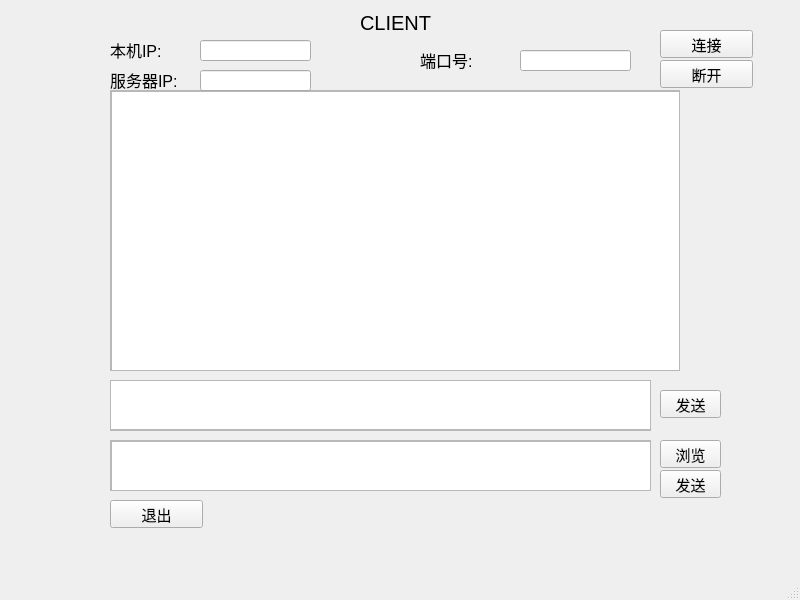
Before: the Qt Designer form socket/winsock/client.ui in tong1heng/Dual-Computer-Communication, drawn with Qt 5.
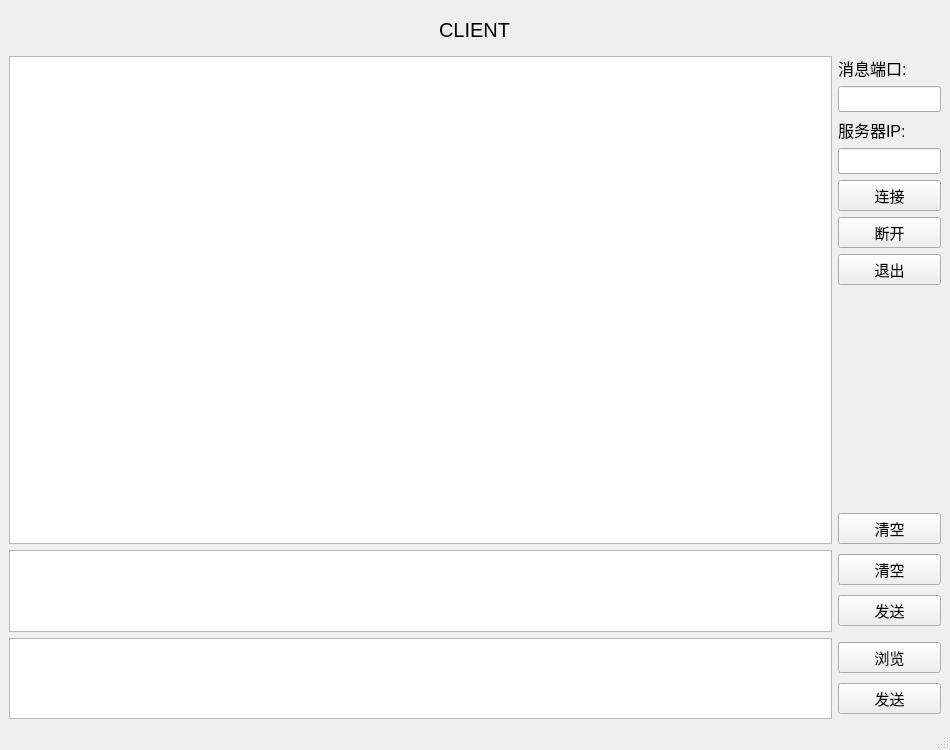
After: the same form once the commit is applied.

Commit message: 完成消息和文件传输

Diff of the .ui file:
```diff
--- a/socket/winsock/client.ui
+++ b/socket/winsock/client.ui
@@ -6,352 +6,260 @@
    <rect>
     <x>0</x>
     <y>0</y>
-    <width>800</width>
-    <height>600</height>
+    <width>950</width>
+    <height>750</height>
    </rect>
   </property>
   <property name="windowTitle">
    <string>MainWindow</string>
   </property>
   <widget class="QWidget" name="centralwidget">
-   <widget class="QScrollArea" name="scrollArea">
-    <property name="geometry">
-     <rect>
-      <x>110</x>
-      <y>90</y>
-      <width>570</width>
-      <height>281</height>
-     </rect>
-    </property>
-    <property name="widgetResizable">
-     <bool>true</bool>
-    </property>
-    <widget class="QWidget" name="scrollAreaWidgetContents_3">
-     <property name="geometry">
-      <rect>
-       <x>0</x>
-       <y>0</y>
-       <width>568</width>
-       <height>279</height>
-      </rect>
-     </property>
-     <widget class="QTextEdit" name="clientTextEdit">
-      <property name="enabled">
-       <bool>true</bool>
-      </property>
-      <property name="geometry">
-       <rect>
-        <x>0</x>
-        <y>0</y>
-        <width>570</width>
-        <height>281</height>
-       </rect>
-      </property>
+   <layout class="QVBoxLayout" name="verticalLayout_4" stretch="1,12,2,2">
+    <item alignment="Qt::AlignHCenter">
+     <widget class="QLabel" name="label">
       <property name="font">
        <font>
-        <pointsize>12</pointsize>
+        <pointsize>15</pointsize>
        </font>
       </property>
-      <property name="readOnly">
-       <bool>true</bool>
+      <property name="text">
+       <string>CLIENT</string>
       </property>
      </widget>
-    </widget>
-   </widget>
-   <widget class="QLineEdit" name="port">
-    <property name="geometry">
-     <rect>
-      <x>520</x>
-      <y>50</y>
-      <width>111</width>
-      <height>21</height>
-     </rect>
-    </property>
-    <property name="readOnly">
-     <bool>false</bool>
-    </property>
-   </widget>
-   <widget class="QLabel" name="label">
-    <property name="geometry">
-     <rect>
-      <x>360</x>
-      <y>10</y>
-      <width>78</width>
-      <height>25</height>
-     </rect>
-    </property>
-    <property name="font">
-     <font>
-      <pointsize>15</pointsize>
-     </font>
-    </property>
-    <property name="text">
-     <string>CLIENT</string>
-    </property>
-   </widget>
-   <widget class="QPushButton" name="connectButton">
-    <property name="geometry">
-     <rect>
-      <x>660</x>
-      <y>30</y>
-      <width>93</width>
-      <height>28</height>
-     </rect>
-    </property>
-    <property name="font">
-     <font>
-      <pointsize>11</pointsize>
-     </font>
-    </property>
-    <property name="text">
-     <string>连接</string>
-    </property>
-   </widget>
-   <widget class="QPushButton" name="sendFile">
-    <property name="geometry">
-     <rect>
-      <x>660</x>
-      <y>470</y>
-      <width>61</width>
-      <height>28</height>
-     </rect>
-    </property>
-    <property name="font">
-     <font>
-      <pointsize>11</pointsize>
-     </font>
-    </property>
-    <property name="text">
-     <string>发送</string>
-    </property>
-    <property name="checkable">
-     <bool>false</bool>
-    </property>
-   </widget>
-   <widget class="QLabel" name="label_2">
-    <property name="geometry">
-     <rect>
-      <x>110</x>
-      <y>40</y>
-      <width>70</width>
-      <height>20</height>
-     </rect>
-    </property>
-    <property name="font">
-     <font>
-      <pointsize>12</pointsize>
-     </font>
-    </property>
-    <property name="text">
-     <string>本机IP:</string>
-    </property>
-   </widget>
-   <widget class="QLabel" name="label_3">
-    <property name="geometry">
-     <rect>
-      <x>420</x>
-      <y>50</y>
-      <width>70</width>
-      <height>20</height>
-     </rect>
-    </property>
-    <property name="font">
-     <font>
-      <pointsize>12</pointsize>
-     </font>
-    </property>
-    <property name="text">
-     <string>端口号:</string>
-    </property>
-   </widget>
-   <widget class="QPushButton" name="exit">
-    <property name="geometry">
-     <rect>
-      <x>110</x>
-      <y>500</y>
-      <width>93</width>
-      <height>28</height>
-     </rect>
-    </property>
-    <property name="font">
-     <font>
-      <pointsize>11</pointsize>
-     </font>
-    </property>
-    <property name="text">
-     <string>退出</string>
-    </property>
-   </widget>
-   <widget class="QPushButton" name="file">
-    <property name="geometry">
-     <rect>
-      <x>660</x>
-      <y>440</y>
-      <width>61</width>
-      <height>28</height>
-     </rect>
-    </property>
-    <property name="font">
-     <font>
-      <pointsize>11</pointsize>
-     </font>
-    </property>
-    <property name="text">
-     <string>浏览</string>
-    </property>
-   </widget>
-   <widget class="QScrollArea" name="scrollArea_3">
-    <property name="geometry">
-     <rect>
-      <x>110</x>
-      <y>440</y>
-      <width>541</width>
-      <height>51</height>
-     </rect>
-    </property>
-    <property name="widgetResizable">
-     <bool>true</bool>
-    </property>
-    <widget class="QWidget" name="scrollAreaWidgetContents_8">
-     <property name="geometry">
-      <rect>
-       <x>0</x>
-       <y>0</y>
-       <width>539</width>
-       <height>49</height>
-      </rect>
-     </property>
-     <widget class="QTextEdit" name="clientFilePath">
-      <property name="geometry">
-       <rect>
-        <x>0</x>
-        <y>0</y>
-        <width>541</width>
-        <height>50</height>
-       </rect>
-      </property>
-     </widget>
-    </widget>
-   </widget>
-   <widget class="QScrollArea" name="scrollArea_2">
-    <property name="geometry">
-     <rect>
-      <x>110</x>
-      <y>380</y>
-      <width>541</width>
-      <height>51</height>
-     </rect>
-    </property>
-    <property name="widgetResizable">
-     <bool>true</bool>
-    </property>
-    <widget class="QWidget" name="scrollAreaWidgetContents_9">
-     <property name="geometry">
-      <rect>
-       <x>0</x>
-       <y>0</y>
-       <width>539</width>
-       <height>49</height>
-      </rect>
-     </property>
-    </widget>
-   </widget>
-   <widget class="QLineEdit" name="clientIPAddress">
-    <property name="geometry">
-     <rect>
-      <x>200</x>
-      <y>40</y>
-      <width>111</width>
-      <height>21</height>
-     </rect>
-    </property>
-    <property name="readOnly">
-     <bool>true</bool>
-    </property>
-   </widget>
-   <widget class="QPushButton" name="sendMessage">
-    <property name="geometry">
-     <rect>
-      <x>660</x>
-      <y>390</y>
-      <width>61</width>
-      <height>28</height>
-     </rect>
-    </property>
-    <property name="font">
-     <font>
-      <pointsize>11</pointsize>
-     </font>
-    </property>
-    <property name="text">
-     <string>发送</string>
-    </property>
-    <property name="checkable">
-     <bool>false</bool>
-    </property>
-   </widget>
-   <widget class="QTextEdit" name="message">
-    <property name="geometry">
-     <rect>
-      <x>110</x>
-      <y>380</y>
-      <width>541</width>
-      <height>50</height>
-     </rect>
-    </property>
-   </widget>
-   <widget class="QLineEdit" name="serverIPAddress">
-    <property name="geometry">
-     <rect>
-      <x>200</x>
-      <y>70</y>
-      <width>111</width>
-      <height>21</height>
-     </rect>
-    </property>
-    <property name="text">
-     <string/>
-    </property>
-    <property name="readOnly">
-     <bool>false</bool>
-    </property>
-   </widget>
-   <widget class="QLabel" name="label_4">
-    <property name="geometry">
-     <rect>
-      <x>110</x>
-      <y>70</y>
-      <width>90</width>
-      <height>20</height>
-     </rect>
-    </property>
-    <property name="font">
-     <font>
-      <pointsize>12</pointsize>
-     </font>
-    </property>
-    <property name="text">
-     <string>服务器IP:</string>
-    </property>
-   </widget>
-   <widget class="QPushButton" name="disconnectButton">
-    <property name="geometry">
-     <rect>
-      <x>660</x>
-      <y>60</y>
-      <width>93</width>
-      <height>28</height>
-     </rect>
-    </property>
-    <property name="font">
-     <font>
-      <pointsize>11</pointsize>
-     </font>
-    </property>
-    <property name="text">
-     <string>断开</string>
-    </property>
-   </widget>
+    </item>
+    <item>
+     <layout class="QHBoxLayout" name="horizontalLayout_3" stretch="8,1">
+      <item>
+       <widget class="QTextEdit" name="textEdit">
+        <property name="enabled">
+         <bool>true</bool>
+        </property>
+        <property name="font">
+         <font>
+          <pointsize>11</pointsize>
+         </font>
+        </property>
+        <property name="lineWrapMode">
+         <enum>QTextEdit::NoWrap</enum>
+        </property>
+        <property name="readOnly">
+         <bool>true</bool>
+        </property>
+       </widget>
+      </item>
+      <item>
+       <layout class="QVBoxLayout" name="verticalLayout">
+        <item>
+         <widget class="QLabel" name="label_3">
+          <property name="font">
+           <font>
+            <pointsize>12</pointsize>
+           </font>
+          </property>
+          <property name="text">
+           <string>消息端口:</string>
+          </property>
+         </widget>
+        </item>
+        <item>
+         <widget class="QLineEdit" name="messagePort">
+          <property name="font">
+           <font>
+            <pointsize>11</pointsize>
+           </font>
+          </property>
+          <property name="readOnly">
+           <bool>false</bool>
+          </property>
+         </widget>
+        </item>
+        <item>
+         <widget class="QLabel" name="label_4">
+          <property name="font">
+           <font>
+            <pointsize>12</pointsize>
+           </font>
+          </property>
+          <property name="text">
+           <string>服务器IP:</string>
+          </property>
+         </widget>
+        </item>
+        <item>
+         <widget class="QLineEdit" name="serverIPAddress">
+          <property name="font">
+           <font>
+            <pointsize>11</pointsize>
+           </font>
+          </property>
+          <property name="text">
+           <string/>
+          </property>
+          <property name="readOnly">
+           <bool>false</bool>
+          </property>
+         </widget>
+        </item>
+        <item>
+         <widget class="QPushButton" name="connectButton">
+          <property name="font">
+           <font>
+            <pointsize>11</pointsize>
+           </font>
+          </property>
+          <property name="text">
+           <string>连接</string>
+          </property>
+         </widget>
+        </item>
+        <item>
+         <widget class="QPushButton" name="disconnectButton">
+          <property name="font">
+           <font>
+            <pointsize>11</pointsize>
+           </font>
+          </property>
+          <property name="text">
+           <string>断开</string>
+          </property>
+         </widget>
+        </item>
+        <item>
+         <widget class="QPushButton" name="exitButton">
+          <property name="font">
+           <font>
+            <pointsize>11</pointsize>
+           </font>
+          </property>
+          <property name="text">
+           <string>退出</string>
+          </property>
+         </widget>
+        </item>
+        <item>
+         <spacer name="verticalSpacer">
+          <property name="orientation">
+           <enum>Qt::Vertical</enum>
+          </property>
+          <property name="sizeHint" stdset="0">
+           <size>
+            <width>20</width>
+            <height>40</height>
+           </size>
+          </property>
+         </spacer>
+        </item>
+        <item>
+         <widget class="QPushButton" name="pushButton">
+          <property name="font">
+           <font>
+            <pointsize>11</pointsize>
+           </font>
+          </property>
+          <property name="text">
+           <string>清空</string>
+          </property>
+         </widget>
+        </item>
+       </layout>
+      </item>
+     </layout>
+    </item>
+    <item>
+     <layout class="QHBoxLayout" name="horizontalLayout_4" stretch="8,1">
+      <item>
+       <widget class="QTextEdit" name="message">
+        <property name="font">
+         <font>
+          <pointsize>11</pointsize>
+         </font>
+        </property>
+        <property name="lineWrapMode">
+         <enum>QTextEdit::NoWrap</enum>
+        </property>
+       </widget>
+      </item>
+      <item>
+       <layout class="QVBoxLayout" name="verticalLayout_2">
+        <item>
+         <widget class="QPushButton" name="pushButton_2">
+          <property name="font">
+           <font>
+            <pointsize>11</pointsize>
+           </font>
+          </property>
+          <property name="text">
+           <string>清空</string>
+          </property>
+         </widget>
+        </item>
+        <item>
+         <widget class="QPushButton" name="sendMessageButton">
+          <property name="font">
+           <font>
+            <pointsize>11</pointsize>
+           </font>
+          </property>
+          <property name="text">
+           <string>发送</string>
+          </property>
+          <property name="checkable">
+           <bool>false</bool>
+          </property>
+         </widget>
+        </item>
+       </layout>
+      </item>
+     </layout>
+    </item>
+    <item>
+     <layout class="QHBoxLayout" name="horizontalLayout_5" stretch="8,1">
+      <item>
+       <widget class="QTextEdit" name="filePath">
+        <property name="font">
+         <font>
+          <pointsize>11</pointsize>
+         </font>
+        </property>
+        <property name="lineWrapMode">
+         <enum>QTextEdit::NoWrap</enum>
+        </property>
+       </widget>
+      </item>
+      <item>
+       <layout class="QVBoxLayout" name="verticalLayout_3">
+        <item>
+         <widget class="QPushButton" name="findFileButton">
+          <property name="font">
+           <font>
+            <pointsize>11</pointsize>
+           </font>
+          </property>
+          <property name="text">
+           <string>浏览</string>
+          </property>
+         </widget>
+        </item>
+        <item>
+         <widget class="QPushButton" name="sendFileButton">
+          <property name="font">
+           <font>
+            <pointsize>11</pointsize>
+           </font>
+          </property>
+          <property name="text">
+           <string>发送</string>
+          </property>
+          <property name="checkable">
+           <bool>false</bool>
+          </property>
+         </widget>
+        </item>
+       </layout>
+      </item>
+     </layout>
+    </item>
+   </layout>
   </widget>
   <widget class="QMenuBar" name="menubar">
    <property name="geometry">
```
Left out of the diff: 2 changed lines with no effect on the pictures. The commit also changes 29 other files.
